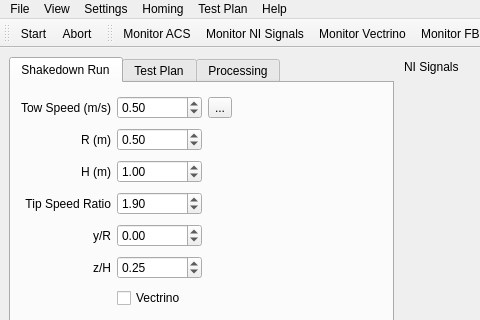
Before: the Qt Designer form gui/mainwindow.ui in petebachant/TurbineDAQ, drawn with Qt 5; both pictures show x 0 to 480 and y 0 to 320 of the 1168 by 853 pixel window.
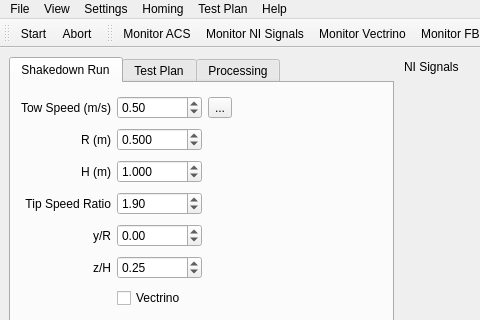
After: the same form once the commit is applied. The open tabs and pages were chosen to show the change. Icons and pictures are not drawn. Custom widgets are drawn as their Qt base class.

Commit message: Allow for 3 decimal places in shakedown turbine geometry

```diff
--- a/gui/mainwindow.ui
+++ b/gui/mainwindow.ui
@@ -894,6 +894,9 @@
          </item>
          <item row="1" column="1">
           <widget class="QDoubleSpinBox" name="doubleSpinBox_turbineRadius">
+           <property name="decimals">
+            <number>3</number>
+           </property>
            <property name="singleStep">
             <double>0.010000000000000</double>
            </property>
@@ -914,6 +917,9 @@
          </item>
          <item row="2" column="1">
           <widget class="QDoubleSpinBox" name="doubleSpinBox_turbineHeight">
+           <property name="decimals">
+            <number>3</number>
+           </property>
            <property name="singleStep">
             <double>0.100000000000000</double>
            </property>
```
Left out of the diff: 2 changed lines with no effect on the pictures. The commit also changes 2 other files.
